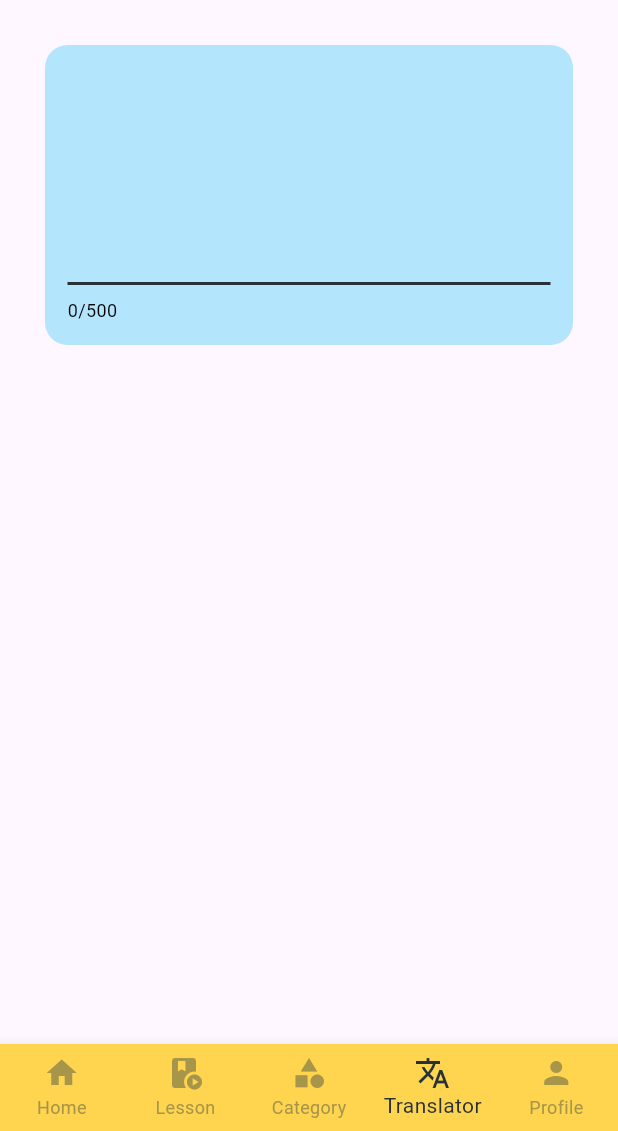
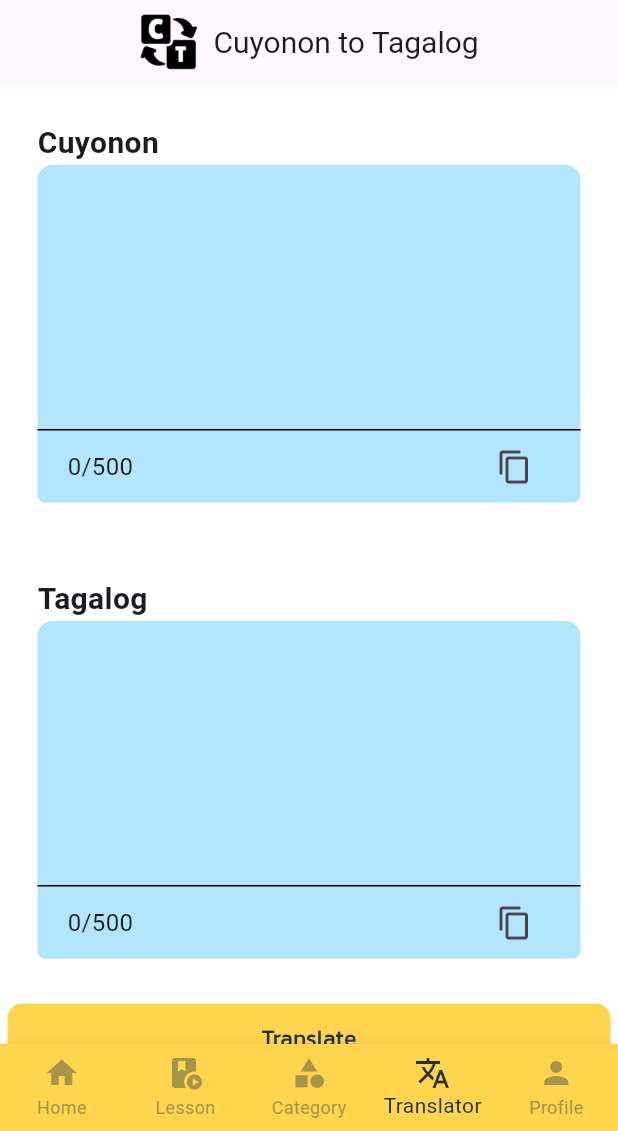
Before and after one commit to zipypie/tagacuyo, a Flutter app: the screen it shows once a user with an empty profile is signed in, item 4 of the bottom bar chosen, on a phone screen of 412 x 824 dp, the part 105-1236 px from its top. Run offline on Flutter 3.47's test engine with Material 3 defaults, Android fonts, the phone set to English and light mode, and no system bars; our stand-ins replace bloc, cloud_firestore, equatable, firebase_auth, firebase_core, image_picker and 1 more; accounts and stored records are empty.

Commit message:
add translation layout

```diff
--- a/lib/main.dart
+++ b/lib/main.dart
@@ -8,7 +8,7 @@ import 'package:taga_cuyo/src/features/common_widgets/bottom_navigation.dart';
 import 'package:taga_cuyo/src/features/screens/get_started/get_started.dart';
 import 'package:taga_cuyo/src/features/screens/main_screens/home.dart';
 import 'package:taga_cuyo/src/features/screens/main_screens/profile.dart';
-import 'package:taga_cuyo/src/features/screens/main_screens/translator.dart';
+import 'package:taga_cuyo/src/features/screens/main_screens/translator/translator.dart';
 
 Future<void> main() async {
   WidgetsFlutterBinding.ensureInitialized();
@@ -75,7 +75,7 @@ class _HomeScreenState extends State<HomeScreen> {
     HomeScreenPage(),
     Text('Lesson Page'),
     Text('Category Page'),
-    TranslationScreen(),
+    TranslatorScreen(),
   ];
 
   @override
--- a/lib/src/features/common_widgets/translator/character_input.dart
+++ /dev/null
@@ -1,85 +0,0 @@
-import 'package:flutter/material.dart';
-import 'package:flutter_bloc/flutter_bloc.dart';
-import 'package:taga_cuyo/src/features/constants/colors.dart';
-import 'translation_bloc.dart'; // Import the BLoC
-
-class CharacterCountInput extends StatefulWidget {
-  const CharacterCountInput({super.key});
-
-  @override
-  // ignore: library_private_types_in_public_api
-  _CharacterCountInputState createState() => _CharacterCountInputState();
-}
-
-class _CharacterCountInputState extends State<CharacterCountInput> {
-  final TextEditingController _controller = TextEditingController();
-  final int _maxLength = 500;
-
-  @override
-  void dispose() {
-    _controller.dispose(); // Dispose the controller
-    super.dispose();
-  }
-
-  @override
-  Widget build(BuildContext context) {
-    return Container(
-      padding: const EdgeInsets.all(15),
-      height: 200,
-      width: double.infinity,
-      decoration: BoxDecoration(
-        color: Colors.lightBlue[100],
-        borderRadius: BorderRadius.circular(15),
-      ),
-      child: Column(
-        children: [
-          Expanded(
-            child: TextField(
-              controller: _controller,
-              onChanged: (text) {
-                // Check if the text exceeds the max length
-                if (text.length > _maxLength) {
-                  // If it exceeds, truncate the text
-                  _controller.text = text.substring(0, _maxLength);
-                  _controller.selection = TextSelection.fromPosition(
-                    TextPosition(offset: _maxLength),
-                  );
-                }
-                // Update the character count in BLoC
-                context.read<TranslationBloc>().updateCharacterCount(_controller.text);
-              },
-              style: const TextStyle(
-                fontSize: 12,
-                color: Colors.black,
-              ),
-              decoration: const InputDecoration(
-                border: InputBorder.none,
-              ),
-              maxLines: null,
-            ),
-          ),
-          BlocBuilder<TranslationBloc, int>(
-            builder: (context, charCount) {
-              return Container(
-                decoration: const BoxDecoration(
-                  border: Border(
-                    top: BorderSide(color: AppColors.titleColor, width: 2), // Top border
-                    bottom: BorderSide.none,
-                    left: BorderSide.none,
-                    right: BorderSide.none,
-                  ),
-                ),
-                padding: const EdgeInsets.only(top: 8.0), // Add padding to the top
-                alignment: Alignment.centerLeft, // Align text to the left
-                child: Text(
-                  '$charCount/$_maxLength',
-                  style: const TextStyle(fontSize: 12, color: Colors.black),
-                ),
-              );
-            },
-          ),
-        ],
-      ),
-    );
-  }
-}
--- a/lib/src/features/common_widgets/translator/translation_bloc.dart
+++ /dev/null
@@ -1,11 +0,0 @@
-import 'package:flutter_bloc/flutter_bloc.dart';
-
-class TranslationBloc extends Cubit<int> {
-  final int maxCharacters;
-
-  TranslationBloc(this.maxCharacters) : super(0);
-
-  void updateCharacterCount(String text) {
-    emit(text.length > maxCharacters ? maxCharacters : text.length);
-  }
-}
--- a/lib/src/features/screens/main_screens/translator.dart
+++ /dev/null
@@ -1,28 +0,0 @@
-import 'package:flutter/material.dart';
-import 'package:flutter_bloc/flutter_bloc.dart';
-import 'package:taga_cuyo/src/features/common_widgets/translator/character_input.dart';
-import 'package:taga_cuyo/src/features/common_widgets/translator/translation_bloc.dart';
-// Import the custom input widget
-
-class TranslationScreen extends StatelessWidget {
-  const TranslationScreen({super.key});
-
-  @override
-  Widget build(BuildContext context) {
-    return BlocProvider(
-      create: (context) => TranslationBloc(500),
-      child: Scaffold(
-        body: Padding(
-          padding: const EdgeInsets.all(30.0),
-          child: Column(
-            children: [
-              const CharacterCountInput(), // Use the custom widget
-              Container(),
-              // An empty Container, possibly needs to be filled
-            ],
-          ),
-        ),
-      ),
-    );
-  }
-}
--- /dev/null
+++ b/lib/src/features/screens/main_screens/translator/translator.dart
@@ -0,0 +1,171 @@
+import 'package:flutter/material.dart';
+import 'package:taga_cuyo/src/features/common_widgets/button.dart';
+
+class TranslatorScreen extends StatefulWidget {
+  const TranslatorScreen({super.key});
+
+  @override
+  _TranslatorScreenState createState() => _TranslatorScreenState();
+}
+
+class _TranslatorScreenState extends State<TranslatorScreen> {
+  final TextEditingController _cuyononController = TextEditingController();
+  final TextEditingController _tagalogController = TextEditingController();
+  String _cuyononText = '';
+  String _tagalogText = '';
+  bool _isCuyononToTagalog = true; // Track translation direction
+
+  void _translate() {
+    setState(() {
+      _tagalogText = 'Translated: $_cuyononText'; // Example translation
+      _tagalogController.text = _tagalogText;
+    });
+  }
+
+  void _toggleTranslationDirection() {
+    setState(() {
+      _isCuyononToTagalog = !_isCuyononToTagalog;
+      // Clear text fields when switching direction
+      _cuyononController.clear();
+      _tagalogController.clear();
+    });
+  }
+
+  Widget _buildTextField(
+      TextEditingController controller, String labelText, bool isReadOnly) {
+    return Padding(
+      padding: const EdgeInsets.all(25.0), // Space between text fields
+      child: Column(
+        crossAxisAlignment: CrossAxisAlignment.start,
+        children: [
+          Text(labelText,
+              style:
+                  const TextStyle(fontSize: 20, fontWeight: FontWeight.bold)),
+          TextField(
+            controller: controller,
+            readOnly: isReadOnly,
+            maxLines: 6, // Allow maximum of 6 lines
+            minLines: 6, // Start with at least 1 line
+            onChanged: isReadOnly
+                ? null
+                : (text) {
+                    setState(() {
+                      _cuyononText = text; // Update the Cuyonon text
+                    });
+                  },
+            decoration: InputDecoration(
+              filled: true,
+              fillColor: Colors.lightBlue[100],
+              border: const OutlineInputBorder(
+                borderRadius: BorderRadius.only(
+                  topLeft: Radius.circular(10),
+                  topRight: Radius.circular(10),
+                ),
+                borderSide: BorderSide.none, // Removes the border line
+              ),
+              enabledBorder: const OutlineInputBorder(
+                borderRadius: BorderRadius.only(
+                  topLeft: Radius.circular(10),
+                  topRight: Radius.circular(10),
+                ),
+                borderSide:
+                    BorderSide.none, // Removes the border line when enabled
+              ),
+              focusedBorder: const OutlineInputBorder(
+                borderRadius: BorderRadius.only(
+                  topLeft: Radius.circular(10),
+                  topRight: Radius.circular(10),
+                ),
+                borderSide:
+                    BorderSide.none, // Removes the border line when focused
+              ),
+            ),
+          ),
+          // Container for the text count and copy button
+          Container(
+            padding: const EdgeInsets.symmetric(
+                vertical: 0, horizontal: 20), // Padding inside the container
+            decoration: BoxDecoration(
+              color: Colors.lightBlue[100], // Background color
+              border: const Border(
+                top: BorderSide(width: 1, color: Colors.black), // Top border
+              ),
+              borderRadius: const BorderRadius.only(
+                bottomLeft: Radius.circular(5),
+                bottomRight: Radius.circular(5),
+              ), // Rounded corners
+            ),
+            child: Row(
+              mainAxisAlignment: MainAxisAlignment.spaceBetween,
+              children: [
+                Text('${controller.text.length}/500',
+                    style: const TextStyle(fontSize: 16)),
+                IconButton(
+                  icon: const Icon(Icons.copy),
+                  onPressed: () {
+                    // Handle copy action
+                    ScaffoldMessenger.of(context).showSnackBar(
+                      const SnackBar(content: Text('Copied to clipboard!')),
+                    );
+                  },
+                ),
+              ],
+            ),
+          ),
+        ],
+      ),
+    );
+  }
+
+  @override
+  Widget build(BuildContext context) {
+    return Scaffold(
+      appBar: AppBar(
+        title: GestureDetector(
+          onTap: _toggleTranslationDirection,
+          child: Row(
+            mainAxisAlignment: MainAxisAlignment.center,
+            children: [
+              Image.asset(
+                _isCuyononToTagalog
+                    ? 'assets/icons/translator_ct_active.png' // Cuyonon to Tagalog image
+                    : 'assets/icons/translator_active.png', // Tagalog to Cuyonon image
+                height: 40, // Adjust height as needed
+                errorBuilder: (context, error, stackTrace) {
+                  return const Text(
+                    'Image not found', // Fallback text in case of an error
+                    style: TextStyle(fontSize: 16, color: Colors.red),
+                  );
+                },
+              ),
+              const SizedBox(width: 8), // Spacing between image and text
+              Text(
+                _isCuyononToTagalog
+                    ? 'Cuyonon to Tagalog' // Title for Cuyonon to Tagalog
+                    : 'Tagalog to Cuyonon', // Title for Tagalog to Cuyonon
+                style: const TextStyle(fontSize: 20),
+              ),
+            ],
+          ),
+        ),
+        centerTitle: true, // Optional: centers the title in the app bar
+      ),
+      body: Container(
+        color: Colors.white,
+        child: SingleChildScrollView(
+          child: Column(
+            crossAxisAlignment: CrossAxisAlignment.start,
+            children: [
+              _buildTextField(_cuyononController, 'Cuyonon', !_isCuyononToTagalog),
+              _buildTextField(_tagalogController, 'Tagalog', _isCuyononToTagalog),
+              MyButton(
+                onTab: _translate, // Use the _translate function
+                text: 'Translate',
+              ),
+            ],
+          ),
+        ),
+      ),
+    );
+  }
+}
```
Also changed, not shown: lib/src/features/common_widgets/translator/translation_output.dart (deleted, +0 -65 lines), lib/src/features/screens/settings/account/account_page.dart (+17 -9 lines), 1 other file.
